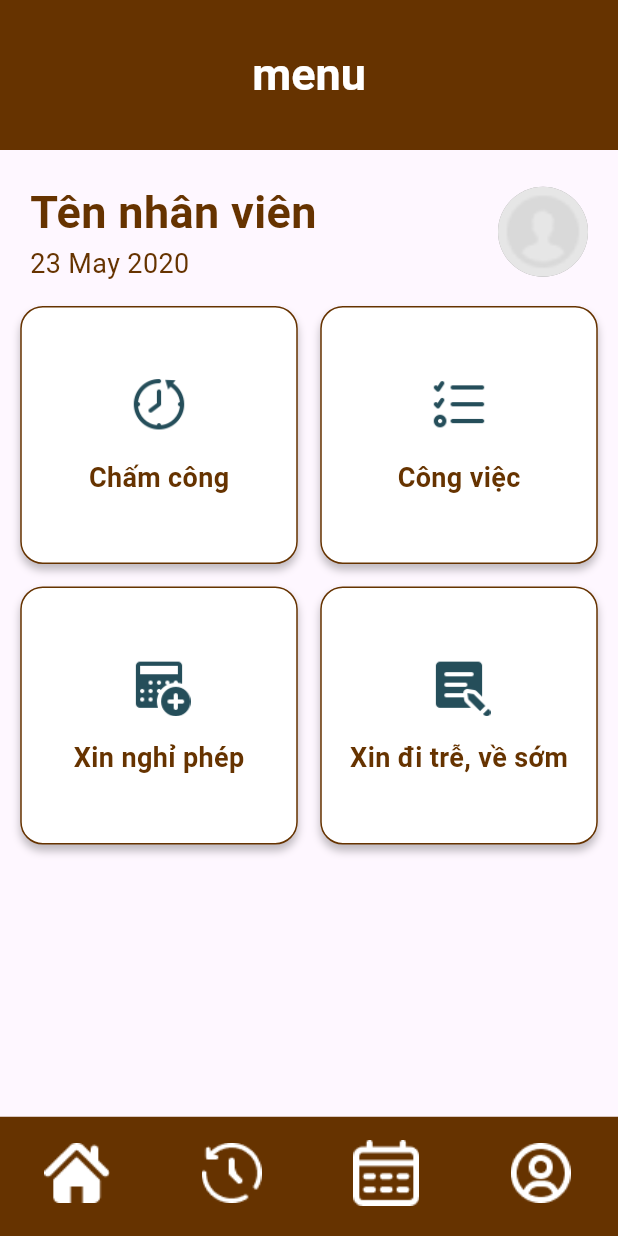
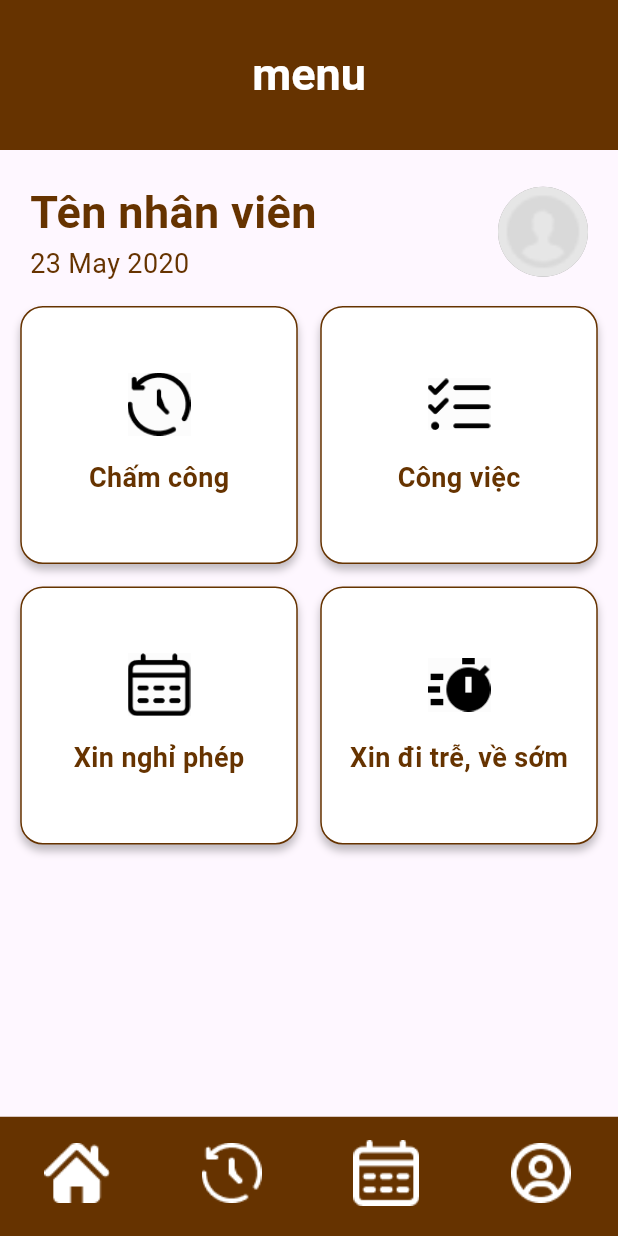
Before and after one commit to 0899905503/ManagementEAS, a Flutter app: the screen it shows after launch, on a phone screen of 412 x 824 dp. Run offline on Flutter 3.47's test engine with Material 3 defaults, Android fonts, the phone set to English and light mode, and no system bars; our stand-ins replace cached_network_image, equatable, flutter_bloc, get; missing offline and left inert: dart:ffi.

```diff
--- a/lib/UI/Employee/home_page/home_page.dart
+++ b/lib/UI/Employee/home_page/home_page.dart
@@ -107,26 +107,26 @@ class _TkHomeChildPageState extends State<TkHomeChildPage> {
               children: [
                 _menuItem(
                   "Chấm công",
-                  AppImages.icTKMenuTimekeeping,
+                  AppImages.icTimekeeping,
                   onTap: () {
                     // Get.toNamed(RouteConfig.tkTimekeepingHistoryPage);
                   },
                 ),
                 _menuItem(
                   "Công việc",
-                  AppImages.icTKMenuTodoList,
+                  AppImages.icJob,
                   onTap: () {},
                 ),
                 _menuItem(
                   "Xin nghỉ phép",
-                  AppImages.icTKMenuSchedule,
+                  AppImages.icLeave,
                   onTap: () {
                     // Get.toNamed(RouteConfig.tkTakeLeavePage);
                   },
                 ),
                 _menuItem(
                   "Xin đi trễ, về sớm",
-                  AppImages.icTKWorkLate,
+                  AppImages.icTime,
                   onTap: () {
                     //  Get.toNamed(RouteConfig.tkWorkLatePage);
                   },
--- a/lib/common/app_images.dart
+++ b/lib/common/app_images.dart
@@ -105,6 +105,10 @@ class AppImages {
   static const icClockBar = "assets/images/ic_clockbar.png";
   static const icCalendarBar = "assets/images/ic_calendarBar.png";
   static const icProfileBar = "assets/images/ic_profileBar.png";
-
+//Home Page
+  static const icTimekeeping = "assets/images/icTimekeeping.png";
+  static const icTime = "assets/images/icTime.png";
+  static const icLeave = "assets/images/icLeave.png";
+  static const icJob = "assets/images/.icJob.png";
   //===========================================================================================
 }
```
Also changed, not shown: assets/images/.icJob.png (added), assets/images/icLeave.png (added), assets/images/icTime.png (added), assets/images/icTimekeeping.png (added).
